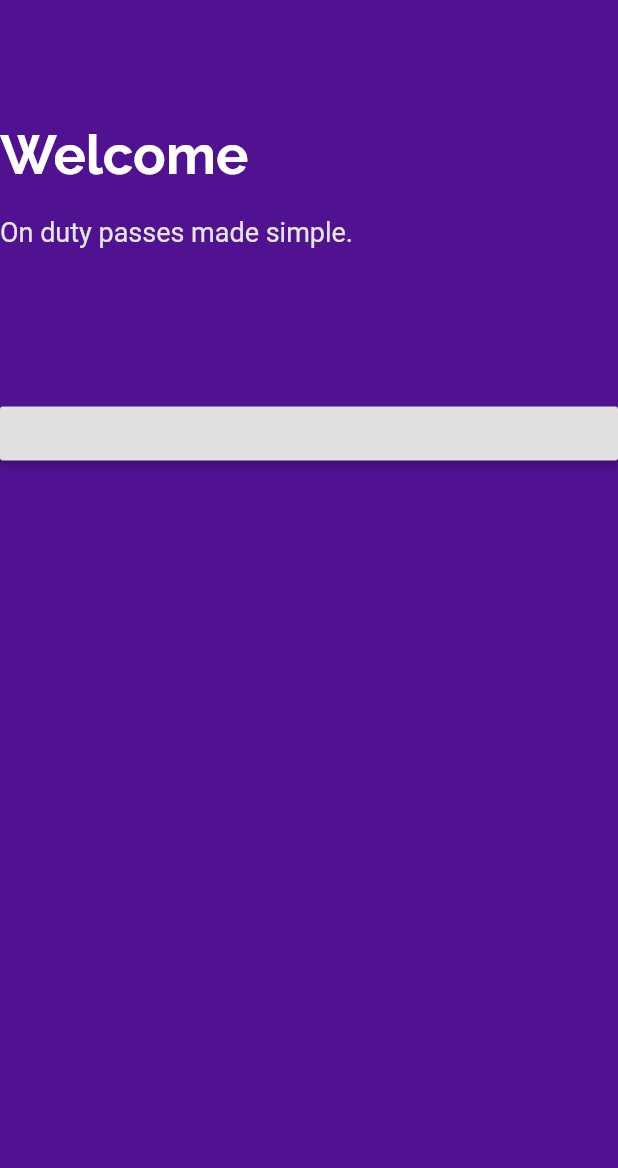
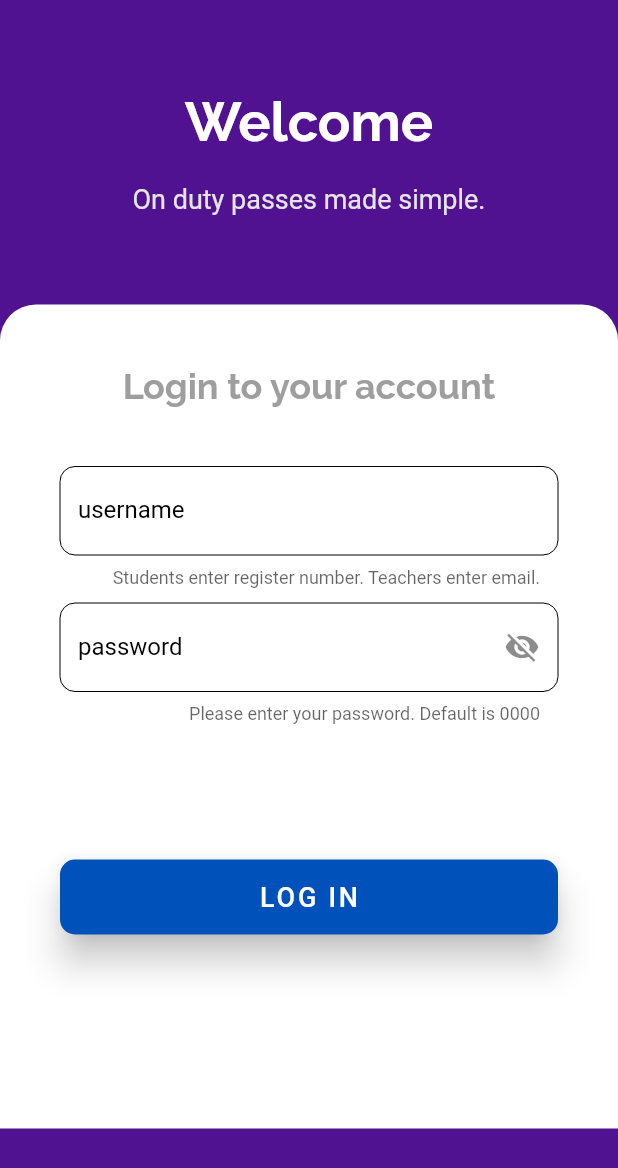
Before and after one commit to vineeshvk/Od-register, a Flutter app: the screen it shows after launch, on a phone screen of 412 x 824 dp. Shown: the top 1168 px of the screen. Run offline on Flutter 3.47's test engine with Material 2 defaults, Android fonts, the phone set to English and light mode, and no system bars.

Commit message:
finished Loginscreen

```diff
--- a/lib/src/app.dart
+++ b/lib/src/app.dart
@@ -4,6 +4,21 @@ import 'package:od_register/src/screens/auth/auth_screen.dart';
 class App extends StatelessWidget {
   @override
   Widget build(BuildContext context) {
-    return MaterialApp(home: AuthScreen());
+    return MaterialApp(
+      home: AuthScreen(),
+      builder: (context, child) => ScrollConfiguration(
+            behavior: MyBehavior(),
+            child: child,
+          ),
+      debugShowCheckedModeBanner: false,
+    );
   }
 }
+
+class MyBehavior extends ScrollBehavior {
+  @override
+  Widget buildViewportChrome(
+      BuildContext context, Widget child, AxisDirection axisDirection) {
+    return child;
+  }
+}
--- a/lib/src/screens/auth/auth_screen.dart
+++ b/lib/src/screens/auth/auth_screen.dart
@@ -8,93 +8,72 @@ class AuthScreen extends StatefulWidget {
 }
 
 class _AuthScreenState extends State<AuthScreen> {
-  final _scaffoldkey = new GlobalKey<ScaffoldState>();
-  VoidCallback _show;
-
-  @override
-  void initState() {
-    // TODO: implement initState
-    super.initState();
-    _show = _showBottomsheet;
-  }
-
-  void _showBottomsheet() {
-    setState(() {
-      _show = null;
-    });
-
-    _scaffoldkey.currentState
-        .showBottomSheet((context) {
-          return Container(
-              height: MediaQuery.of(context).size.height / 2,
-              child: ListView(
-                children: <Widget>[
-                  _loginText(),
-                  Container(margin: EdgeInsets.only(top: 30)),
-                  _usernameTextField(),
-                  Container(margin: EdgeInsets.only(top: 10)),
-                  _userpasswordField(),
-                  Container(margin: EdgeInsets.only(top: 10)),
-                  _loginButton()
-                  // RaisedButton(
-                  //   onPressed: () {
-                  //     modal.mainBottomSheet(context);
-                  //   },
-                  // )
-                  //modal.mainBottomSheet(context)
-                ],
-              ));
-        })
-        .closed
-        .whenComplete(() {
-          if (mounted) {
-            setState(() {
-              _show = _showBottomsheet;
-            });
-          }
-        });
-  }
+  bool _obscureText = true;
 
   @override
   Widget build(BuildContext context) {
     return Scaffold(
-        key: _scaffoldkey,
-        backgroundColor: PRIMARY_COLOR,
-        body: _bodyContent(context));
+        backgroundColor: PRIMARY_COLOR, body: _bodyContent(context));
   }
 
   Widget _bodyContent(BuildContext context) {
     return Container(
       child: ListView(
         children: <Widget>[
-        Container(margin: EdgeInsets.only(top: 82)),
+          Container(margin: EdgeInsets.only(top: 60)),
           _welcomeText(),
           Container(margin: EdgeInsets.only(top: 20)),
           _descpText(),
-        Container(margin: EdgeInsets.only(top: 100)),
-        RaisedButton(
-          onPressed: _show,
-        )
-        // RaisedButton(
-        //   onPressed: () {
-        //     modal.mainBottomSheet(context);
-        //   },
-        // )
-        //modal.mainBottomSheet(context)
+          Container(margin: EdgeInsets.only(top: 60)),
+          _bottomSheet(),
         ],
-    ));
+      ),
+    );
+  }
+
+  Widget _bottomSheet() {
+    return Container(
+      alignment: Alignment.bottomCenter,
+      decoration: BoxDecoration(
+        borderRadius: BorderRadius.only(
+          topLeft: Radius.circular(24),
+          topRight: Radius.circular(24),
+        ),
+        color: WHITE_COLOR,
+      ),
+      padding: EdgeInsets.fromLTRB(40, 20, 40, 20),
+      height: MediaQuery.of(context).size.height / 1.5,
+      child: ListView(
+        children: <Widget>[
+          Container(margin: EdgeInsets.only(top: 20)),
+          _loginText(),
+          Container(margin: EdgeInsets.only(top: 40)),
+          _usernameTextField(),
+          Container(margin: EdgeInsets.only(top: 10)),
+          _userpasswordField(),
+          Container(margin: EdgeInsets.only(top: 90)),
+          _loginButton()
+        ],
+      ),
+    );
   }
 
   Widget _welcomeText() {
     return Text(
       "Welcome",
-      style: TextStyle(fontFamily: 'Raleway', fontSize: 36, color: WHITE_COLOR),
+      style: TextStyle(
+        fontFamily: 'Raleway',
+        fontSize: 36,
+        color: WHITE_COLOR,
+      ),
+      textAlign: TextAlign.center,
     );
   }
 
   Widget _descpText() {
     return Text(
       "On duty passes made simple.",
+      textAlign: TextAlign.center,
       style: TextStyle(fontSize: 18, color: GREY_COLOR),
     );
   }
@@ -102,21 +81,19 @@ class _AuthScreenState extends State<AuthScreen> {
   Widget _loginText() {
     return Text(
       "Login to your account",
-      style:
-          TextStyle(fontFamily: 'Raleway', fontSize: 24, color: Colors.black),
+      textAlign: TextAlign.center,
+      style: TextStyle(fontFamily: 'Raleway', fontSize: 24, color: Colors.grey),
     );
   }
 
   Widget _usernameTextField() {
     return TextField(
-        style: TextStyle(fontFamily: 'Raleway', color: Colors.black),
+        style: TextStyle(color: Colors.black),
         onChanged: authBloc.onChangeEmail,
         decoration: InputDecoration(
           counterText: "Students enter register number. Teachers enter email.",
-          counterStyle: TextStyle(color: GREY_COLOR),
           labelText: "username",
-          labelStyle: TextStyle(
-              fontFamily: 'Raleway', fontSize: 16, color: Colors.black),
+          labelStyle: TextStyle(fontSize: 16, color: Colors.black),
           focusedBorder: _border(),
           hasFloatingPlaceholder: true,
           enabledBorder: _border(),
@@ -131,15 +108,21 @@ class _AuthScreenState extends State<AuthScreen> {
 
   Widget _userpasswordField() {
     return TextField(
-      obscureText: true,
-      style: TextStyle(fontFamily: 'Raleway', color: Colors.black),
+      obscureText: _obscureText,
+      style: TextStyle(color: Colors.black),
       onChanged: authBloc.onChangePassword,
       decoration: InputDecoration(
         counterText: "Please enter your password. Default is 0000",
-        counterStyle: TextStyle(color: GREY_COLOR),
+        suffixIcon: InkWell(
+          child: Icon(_obscureText ? Icons.visibility_off : Icons.visibility),
+          onTap: () {
+            setState(() {
+              _obscureText = !_obscureText;
+            });
+          },
+        ),
         labelText: "password",
-        labelStyle:
-            TextStyle(fontFamily: 'Raleway', fontSize: 16, color: Colors.black),
+        labelStyle: TextStyle(fontSize: 16, color: Colors.black),
         focusedBorder: _border(),
         hasFloatingPlaceholder: true,
         enabledBorder: _border(),
@@ -166,7 +149,8 @@ class _AuthScreenState extends State<AuthScreen> {
               color: ACCENT_COLOR,
               child: Text(
                 "LOG IN",
-                style: TextStyle(color: WHITE_COLOR),
+                style: TextStyle(
+                    color: WHITE_COLOR, fontSize: 18, letterSpacing: 1.8),
               ),
             );
           }),
```
Lines whose indentation alone changed are shown as unchanged.
